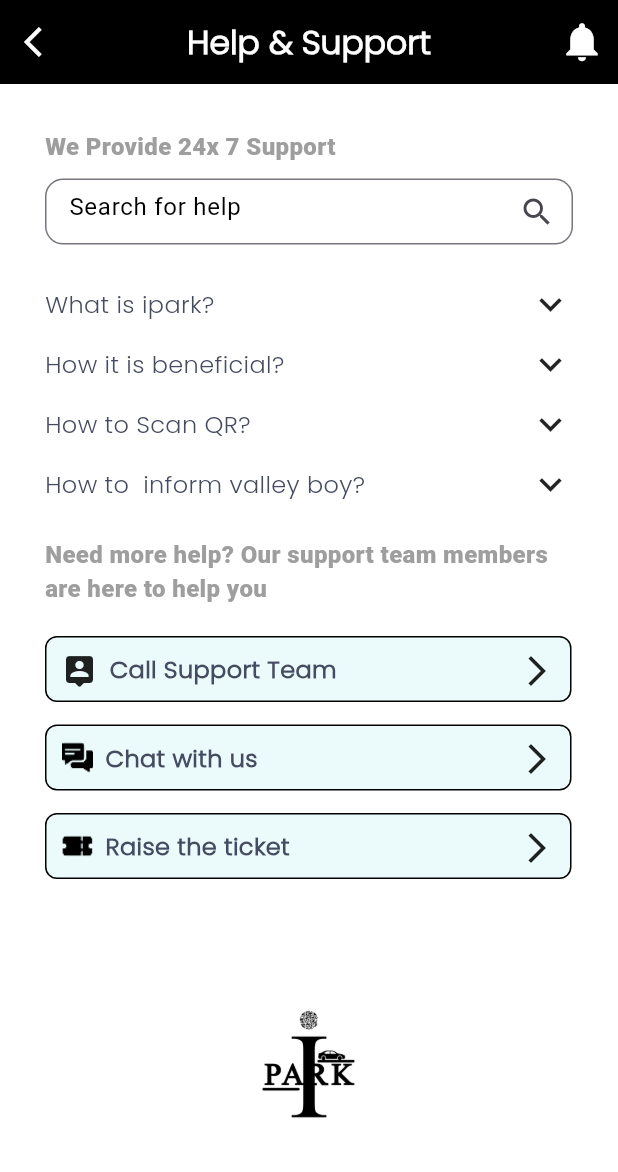
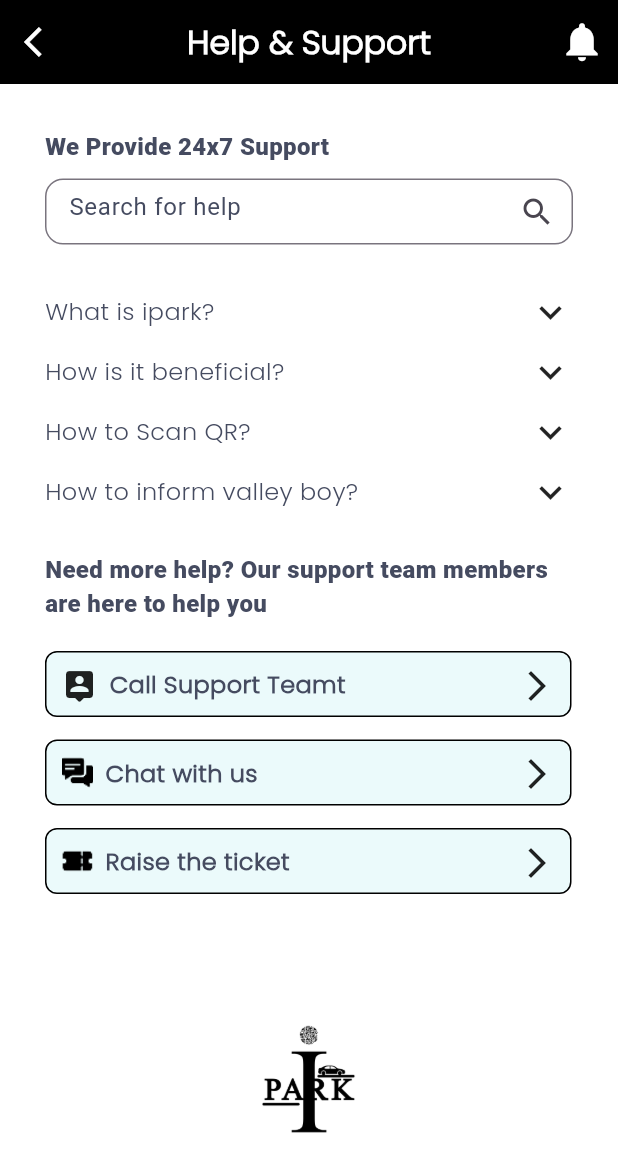
Before and after one commit to HBGadgets/I-park_flutterApp, a Flutter app: the HelpSupport screen opened directly, on a phone screen of 412 x 824 dp. Shown: the top 1172 px of the screen. Run offline on Flutter 3.47's test engine with Material 3 defaults, Android fonts, the phone set to English and light mode, and no system bars; our stand-ins replace shared_preferences; accounts and stored records are empty; Roboto replaces fonts that are missing (PoppinsBlack).

Commit message:
help and Support Constant

```diff
--- a/lib/view/constants/constant_colors.dart
+++ b/lib/view/constants/constant_colors.dart
@@ -83,6 +83,10 @@ class ConstantColors {
   static const Color totalCountColorText = Colors.grey;
   static const Color aboutUsDetails = Color(0xFF454B60);
   static const Color aboutUsIconColor = Colors.black;
+  static const Color supportContainerBorder = Colors.black;
+  static const Color supportContainer = Color(0xA3DFF7F9);
+
+
 
 
 
--- a/lib/view/constants/constant_images.dart
+++ b/lib/view/constants/constant_images.dart
@@ -12,5 +12,6 @@ class ConstantImages {
   static const facebook = "Facebook.png";
   static const twitter = "X.png";
   static const whatsapp = "Vector.png";
-
+  static const chat = "image 145.png";
+  static const ticket = "image 146.png";
 }
--- a/lib/view/constants/constant_integers.dart
+++ b/lib/view/constants/constant_integers.dart
@@ -1,5 +1,3 @@
-import 'package:flutter/cupertino.dart';
-
 class ConstantIntegers {
   static const double loginMarginLeft = 35.0;
   static const double loginMarginRight = 35.0;
@@ -101,7 +99,7 @@ class ConstantIntegers {
   static const double containerInitialPosition = 0.0;
   static const int sliderAnimationSecond = 1;
   static const double animationBegin = 0.0;
-  static const double animationEnd = 1.0;
+  static const double animationEnd = 20.0;
   static const double slidingContainerHeight = 80.0;
   static const double slidingContainerWidth = 290.0;
   static const double slidingContainerRadius = 40.0;
@@ -165,18 +163,15 @@ class ConstantIntegers {
   static const double vehicleNoTextFontSize = 16.0;
   static const double vehicleNoTextBelowSizedBoxWidth = 10.0;
   static const double vehicleNoHintTextFontSize = 16.0;
-  static const double vehicleNoHintTextBelowSizedBoxHeight= 16.0;
-  static const double addButtonAboveHeight= 28.0;
-  static const double addButtonAboveWidth= 107.0;
-  static const double addButtonEdgeCircular= 5.0;
+  static const double vehicleNoHintTextBelowSizedBoxHeight = 16.0;
+  static const double addButtonAboveHeight = 28.0;
+  static const double addButtonAboveWidth = 107.0;
+  static const double addButtonEdgeCircular = 5.0;
   static const double addButtonTextFontSize = 16.0;
   static const double totalCountTextFontSize = 16.0;
   static const double totalCountTextBelowSizedBoxHeight = 20.0;
   static const double vehicleNoHintTextAboveSizedBoxHeight = 20.0;
   static const double customerIDTextAboveSizedBoxHeight = 16.0;
-
-
-}
   static const double aboutUsPagePadding = 16.0;
   static const double detailAboutUsTextSize = 12.0;
   static const double aboutUsSizedBox = 20.0;
@@ -185,6 +180,42 @@ class ConstantIntegers {
   static const double bulletSpaceCircle = 8.0;
   static const double socialImageHeight = 40.0;
   static const double socialImageWidth = 40.0;
+  static const double mainContainerMargin = 30.0;
+  static const double headlineSearchSizedBox = 10.0;
+  static const double searchQuestionSizedBox = 25.0;
+  static const double questionHelpSizedBox = 20.0;
+  static const double helpSupportSpace = 15.0;
+  static const double imageSpacer = 60.0;
+  static const double headlineFontSize = 16.0;
+  static const double searchTextFieldHeight = 44.0;
+  static const double searchTextFieldWidth = 357.0;
+  static const double searchTextFieldRadius = 12.0;
+  static const double supportContainerPadding = 5.0;
+  static const double supportTextFont = 16.0;
+  static const double downArrow = 30.0;
+  static const double needMoreHelpFont = 16.0;
+  static const double helpContainerHeight = 44.0;
+  static const double helpContainerWidth = 351.0;
+  static const double helpContainerPadding = 10.0;
+  static const double helpContainerRadius = 8.0;
+  static const double helpContainerBorder = 1.0;
+  static const double helpContainerSizedBox = 8.0;
+  static const double helpContainerText = 16.0;
+  static const double helpSupportImageHeight = 145.0;
+  static const double helpSupportImageWidth = 145.0;
+
+
+
+
+
+
+
+
+
+
+
+
+
 
 
 
--- a/lib/view/constants/constant_variables.dart
+++ b/lib/view/constants/constant_variables.dart
@@ -84,12 +84,24 @@ class ConstantVariables {
   static const String whoWeAre = 'Who we are:';
   static const String whoWeAreDetails =
       'We are a team of innovators passionate about using technology to enhance everyday experiences. Our diverse team comes from backgrounds in hospitality, tech, and customer service, united by a shared vision to solve parking challenges for both businesses and travelers. We work hand-in-hand with hotels to provide top-notch valet services and offer guests an easy, efficient way to schedule parking and retrieve their vehicles—all through a simple, user-friendly app.';
-  static const String contactUs =  'Contact Us:';
-  static const String question =  'Have questions or need assistance? We’re here to help!.';
-  static const String emailDetail =  'Email: support@ipark.com';
-  static const String phoneDetail =  'Phone: (555) 123-4567';
-  static const String websiteDetail =   'Website: www.ipark.com';
-  static const String socialDetail =   'Social Media: @iParkApp';
+  static const String contactUs = 'Contact Us:';
+  static const String question =
+      'Have questions or need assistance? We’re here to help!.';
+  static const String emailDetail = 'Email: support@ipark.com';
+  static const String phoneDetail = 'Phone: (555) 123-4567';
+  static const String websiteDetail = 'Website: www.ipark.com';
+  static const String socialDetail = 'Social Media: @iParkApp';
+  static const String helpSupport = "Help & Support";
+  static const String callSupport = "Call Support Teamt";
+  static const String chatUs = "Chat with us";
+  static const String ticketRaise = "Raise the ticket";
+  static const String provideSupport = "We Provide 24x7 Support";
+  static const String searchHelp = "Search for help";
+  static const String what =  "What is ipark?";
+  static const String beneficial ="How is it beneficial?";
+  static const String scanToScan = "How to Scan QR?";
+  static const String inform = "How to inform valley boy?";
+  static const String needMoreHelp = "Need more help? Our support team members are here to help you";
 
 
 
--- a/lib/view/ui/help_support.dart
+++ b/lib/view/ui/help_support.dart
@@ -1,5 +1,7 @@
 import 'package:flutter/material.dart';
-
+import 'package:hb/view/constants/constant_colors.dart';
+import 'package:hb/view/constants/constant_images.dart';
+import '../constants/constant_integers.dart';
 import '../constants/constant_variables.dart';
 
 class HelpSupport extends StatelessWidget {
@@ -8,246 +10,202 @@ class HelpSupport extends StatelessWidget {
   @override
   Widget build(BuildContext context) {
     return Scaffold(
-      backgroundColor: Colors.white,
+      backgroundColor: ConstantColors.defaultDashBoardColour,
       appBar: AppBar(
         leading: IconButton(
-          icon: Icon(Icons.arrow_back_ios, color: Colors.white),
+          icon: Icon(
+            Icons.arrow_back_ios,
+            color: ConstantColors.arrowBackColor,
+          ),
           onPressed: () {
             Navigator.pop(context);
           },
         ),
         title: Text(
-          'Help & Support',
+          ConstantVariables.helpSupport,
           style: TextStyle(
-            color: Colors.white,
+            color: ConstantColors.appBarTitlesColor,
             fontFamily: ConstantVariables.fontFamilyPoppins,
             fontWeight: FontWeight.bold,
           ),
         ),
         centerTitle: true,
-        backgroundColor: Colors.black,
+        backgroundColor: ConstantColors.appTabBarBackgroundColor,
         actions: [
           IconButton(
-            icon: Icon(Icons.notifications, color: Colors.white, size: 31),
+            icon: Icon(
+              Icons.notifications,
+              color: ConstantColors.notificationIconColor,
+              size: ConstantIntegers.notificationSize,
+            ),
             onPressed: () {},
           ),
         ],
       ),
       body: Container(
-        margin: EdgeInsets.all(30),
+        color: ConstantColors.defaultDashBoardColour,
+        margin: EdgeInsets.all(ConstantIntegers.mainContainerMargin),
         child: SingleChildScrollView(
           child: Column(
             crossAxisAlignment: CrossAxisAlignment.start,
             children: [
-              Text(
-                "We Provide 24x 7 Support",
+              headline(),
+              SizedBox(height: ConstantIntegers.headlineSearchSizedBox),
+              searchField(),
+              SizedBox(height: ConstantIntegers.searchQuestionSizedBox),
+              questionSection(),
+              SizedBox(height: ConstantIntegers.questionHelpSizedBox),
+              helpMessage(),
+              SizedBox(height: ConstantIntegers.questionHelpSizedBox),
+              helpButton(
+                ConstantVariables.callSupport,
+                Icons.person_pin_rounded,
+              ),
+              SizedBox(height: ConstantIntegers.helpSupportSpace),
+              helpButton(
+                ConstantVariables.chatUs,
+                ConstantImages.assetImages + ConstantImages.chat,
+              ),
+              SizedBox(height: ConstantIntegers.helpSupportSpace),
+              helpButton(
+                ConstantVariables.ticketRaise,
+                ConstantImages.assetImages + ConstantImages.ticket,
+              ),
+              SizedBox(height: ConstantIntegers.imageSpacer),
+              helpImage(),
+            ],
+          ),
+        ),
+      ),
+    );
+  }
+
+  Widget headline() {
+    return Text(
+      ConstantVariables.provideSupport,
       style: TextStyle(
-                  fontSize: 16,
+        fontSize: ConstantIntegers.headlineFontSize,
         fontWeight: FontWeight.w900,
         fontFamily: ConstantVariables.fontFamilyPoppinsBlack,
-                  color: Colors.grey,
+        color: ConstantColors.aboutUsDetails,
       ),
-              ),
-              SizedBox(height: 10),
-              SizedBox(
-                height: 44,
-                width: 357,
+    );
+  }
+
+  Widget searchField() {
+    return SizedBox(
+      height: ConstantIntegers.searchTextFieldHeight,
+      width: ConstantIntegers.searchTextFieldWidth,
       child: TextField(
         decoration: InputDecoration(
           border: OutlineInputBorder(
-                      borderRadius: BorderRadius.circular(12),
+            borderRadius: BorderRadius.circular(
+              ConstantIntegers.searchTextFieldRadius,
             ),
-                    hintText: "Search for help",
-                    hintStyle: TextStyle(color: Colors.black),
+          ),
+          hintText: ConstantVariables.searchHelp,
+          hintStyle: TextStyle(color: ConstantColors.aboutUsDetails),
           suffixIcon: Icon(Icons.search),
         ),
       ),
+    );
+  }
+
+  Widget questionSection() {
+    final faqs = [
+      ConstantVariables.what,
+      ConstantVariables.beneficial,
+      ConstantVariables.scanToScan,
+      ConstantVariables.inform,
+    ];
+
+    return Column(
+      children:
+          faqs.map((faq) {
+            return Padding(
+              padding: const EdgeInsets.symmetric(
+                vertical: ConstantIntegers.supportContainerPadding,
               ),
-              SizedBox(height: 25),
-              Row(
+              child: Row(
                 mainAxisAlignment: MainAxisAlignment.spaceBetween,
                 children: [
                   Text(
-                    "What is ipark?",
+                    faq,
                     style: TextStyle(
-                      fontSize: 16,
+                      fontSize: ConstantIntegers.supportTextFont,
                       fontFamily: ConstantVariables.fontFamilyPoppins,
-                      color: Color(0xFF454B60),
+                      color: ConstantColors.aboutUsDetails,
                     ),
                   ),
-                  Icon(Icons.keyboard_arrow_down_outlined, size: 30),
+                  Icon(
+                    Icons.keyboard_arrow_down_outlined,
+                    size: ConstantIntegers.downArrow,
+                  ),
                 ],
               ),
-              SizedBox(height: 10),
-              Row(
-                mainAxisAlignment: MainAxisAlignment.spaceBetween,
-                children: [
-                  Text(
-                    "How it is beneficial? ",
+            );
+          }).toList(),
+    );
+  }
+
+  Widget helpMessage() {
+    return Text(
+      ConstantVariables.needMoreHelp,
       style: TextStyle(
-                      fontSize: 16,
-                      fontFamily: ConstantVariables.fontFamilyPoppins,
-                      color: Color(0xFF454B60),
-                    ),
-                  ),
-                  Icon(Icons.keyboard_arrow_down_outlined, size: 30),
-                ],
-              ),
-              SizedBox(height: 10),
-              Row(
-                mainAxisAlignment: MainAxisAlignment.spaceBetween,
-                children: [
-                  Text(
-                    "How to Scan QR?",
-                    style: TextStyle(
-                      fontSize: 16,
-                      fontFamily: ConstantVariables.fontFamilyPoppins,
-                      color: Color(0xFF454B60),
-                    ),
-                  ),
-                  Icon(Icons.keyboard_arrow_down_outlined, size: 30),
-                ],
-              ),
-              SizedBox(height: 10),
-              Row(
-                mainAxisAlignment: MainAxisAlignment.spaceBetween,
-                children: [
-                  Text(
-                    "How to  inform valley boy?",
-                    style: TextStyle(
-                      fontSize: 16,
-                      fontFamily: ConstantVariables.fontFamilyPoppins,
-                      color: Color(0xFF454B60),
-                    ),
-                  ),
-                  Icon(Icons.keyboard_arrow_down_outlined, size: 30),
-                ],
-              ),
-              SizedBox(height: 20),
-              Text(
-                "Need more help? Our support team members are here to help you",
-                maxLines: 2,
-                style: TextStyle(
-                  fontSize: 16,
+        fontSize: ConstantIntegers.needMoreHelpFont,
         fontWeight: FontWeight.w900,
         fontFamily: ConstantVariables.fontFamilyPoppinsBlack,
-                  color: Colors.grey,
+        color: ConstantColors.aboutUsDetails,
       ),
+    );
+  }
+
+  Widget helpButton(String title, dynamic icon) {
+    return Container(
+      height: ConstantIntegers.helpContainerHeight,
+      width: ConstantIntegers.helpContainerWidth,
+      padding: EdgeInsets.all(ConstantIntegers.helpContainerPadding),
+      decoration: BoxDecoration(
+        color: ConstantColors.supportContainer,
+        borderRadius: BorderRadius.circular(
+          ConstantIntegers.helpContainerRadius,
         ),
-              SizedBox(height: 20),
-              Container(
-                height: 44,
-                width: 351,
-                padding: EdgeInsets.all(10),
-                decoration: BoxDecoration(
-                  color: Color(0xA3DFF7F9),
-                  borderRadius: BorderRadius.circular(8),
-                  border: Border.all(color: Colors.black, width: 1),
+        border: Border.all(
+          color: ConstantColors.supportContainerBorder,
+          width: ConstantIntegers.helpContainerBorder,
+        ),
       ),
       child: Row(
         mainAxisAlignment: MainAxisAlignment.spaceBetween,
         children: [
           Row(
             children: [
-                        Icon(Icons.person_pin_rounded),
-                        SizedBox(width: 8),
+              icon is String ? Image.asset(icon) : Icon(icon),
+              SizedBox(width: ConstantIntegers.helpContainerSizedBox),
               Text(
-                          "Call Support Team",
+                title,
                 style: TextStyle(
-                            fontSize: 16,
+                  fontSize: ConstantIntegers.helpContainerText,
                   fontFamily: ConstantVariables.fontFamilyPoppins,
                   fontWeight: FontWeight.bold,
-                            color: Color(0xFF454B60),
+                  color: ConstantColors.aboutUsDetails,
                 ),
               ),
             ],
           ),
-
           Icon(Icons.arrow_forward_ios),
         ],
       ),
-              ),
-              SizedBox(height: 15),
-              Container(
-                height: 44,
-                width: 351,
-                padding: EdgeInsets.all(10),
-                decoration: BoxDecoration(
-                  color: Color(0xA3DFF7F9),
-                  borderRadius: BorderRadius.circular(8),
-                  border: Border.all(color: Colors.black, width: 1),
-                ),
-                child: Row(
-                  mainAxisAlignment: MainAxisAlignment.spaceBetween,
-                  children: [
-                    Row(
-                      children: [
-                        Image.asset("assets/images/image 145.png"),
-                        SizedBox(width: 8),
-                        Text(
-                          "Chat with us",
-                          style: TextStyle(
-                            fontSize: 16,
-                            fontFamily: ConstantVariables.fontFamilyPoppins,
-                            fontWeight: FontWeight.bold,
-                            color: Color(0xFF454B60),
-                          ),
-                        ),
-                      ],
-                    ),
+    );
+  }
 
-                    Icon(Icons.arrow_forward_ios),
-                  ],
-                ),
-              ),
-              SizedBox(height: 15),
-              Container(
-                height: 44,
-                width: 351,
-                padding: EdgeInsets.all(10),
-                decoration: BoxDecoration(
-                  color: Color(0xA3DFF7F9),
-                  borderRadius: BorderRadius.circular(8),
-                  border: Border.all(color: Colors.black, width: 1),
-                ),
-                child: Row(
-                  mainAxisAlignment: MainAxisAlignment.spaceBetween,
-                  children: [
-                    Row(
-                      children: [
-                        Image.asset("assets/images/image 146.png"),
-                        SizedBox(width: 8),
-                        Text(
-                          "Raise the ticket ",
-                          style: TextStyle(
-                            fontSize: 16,
-                            fontFamily: ConstantVariables.fontFamilyPoppins,
-                            fontWeight: FontWeight.bold,
-                            color: Color(0xFF454B60),
-                          ),
-                        ),
-                      ],
-                    ),
-
-                    Icon(Icons.arrow_forward_ios),
-                  ],
-                ),
-              ),
-              SizedBox(height: 60),
-              Row(
-                mainAxisAlignment: MainAxisAlignment.center,
-                children: [
-                  Image.asset(
-                    "assets/images/plane white.png",
-                    color: Colors.black,
-                    height: 145,
-                    width: 145,
-                  ),
-                ],
-              ),
-            ],
-          ),
-        ),
+  Widget helpImage() {
+    return Center(
+      child: Image.asset(
+        ConstantImages.assetImages + ConstantImages.iParkLogo,
+        color: ConstantColors.loginLogoColor,
+        height: ConstantIntegers.helpSupportImageHeight,
+        width: ConstantIntegers.helpSupportImageWidth,
       ),
     );
   }
--- a/lib/view/ui/home.dart
+++ b/lib/view/ui/home.dart
@@ -99,6 +99,7 @@ class HomeScreen extends State<HomePage> {
                   onTap: onTabChanged,
                   indicatorColor: ConstantColors.tabBarIndicatorColor,
                   labelColor: ConstantColors.tabBarLabelColor,
+                  dividerColor: Colors.black,
                   unselectedLabelColor: ConstantColors.unSelectedLabelColor,
                   tabs: [homeTab(), chatTab(), historyTab(), profileTab()],
                 ),
--- a/lib/view/ui/splashscreen.dart
+++ b/lib/view/ui/splashscreen.dart
@@ -22,14 +22,11 @@ class SplashPageScreen extends State<SplashPage>
   void initState() {
     super.initState();
     controller = AnimationController(
-      duration: const Duration(seconds: ConstantIntegers.sliderAnimationSecond),
+      duration: const Duration(seconds: 1),
       vsync: this,
-    )..repeat(reverse: true);
+    )..repeat();
 
-    animation = Tween<double>(
-      begin: ConstantIntegers.animationBegin,
-      end: ConstantIntegers.animationEnd,
-    ).animate(controller);
+    animation = Tween<double>(begin: 0.0, end: 1.0).animate(controller);
   }
 
   @override
@@ -39,13 +36,9 @@ class SplashPageScreen extends State<SplashPage>
   }
 
   void navigateToNextPage() {
-    setState(() {
-      containerPosition = ConstantIntegers.containerInitialPosition;
-    });
-
-    Navigator.of(
-      context,
-    ).push(MaterialPageRoute(builder: (context) => const LoginPage()));
+    Navigator.of(context).pushReplacement(
+      MaterialPageRoute(builder: (context) => const LoginPage()),
+    );
   }
 
   @override
@@ -116,14 +109,12 @@ class SplashPageScreen extends State<SplashPage>
           alignment: Alignment.center,
           children: [
             AnimatedPositioned(
-              duration: const Duration(
-                milliseconds: ConstantIntegers.movingMilliseconds,
-              ),
+              duration: const Duration(milliseconds: 150),
               left: containerPosition,
               child: GestureDetector(
                 onPanUpdate: (details) {
                   setState(() {
-                    containerPosition += details.delta.dx;
+                    containerPosition += details.delta.dx * 2;
                     containerPosition = containerPosition.clamp(
                       ConstantIntegers.containerPositionStart,
                       ConstantIntegers.containerPositionEnd,
@@ -180,15 +171,11 @@ class SplashPageScreen extends State<SplashPage>
                           return LinearGradient(
                             colors: [Colors.white, Colors.grey.shade900],
                             begin: Alignment(
-                              -1 +
-                                  animation.value *
-                                      ConstantIntegers.animationValueBegin1,
+                              -1 + animation.value * 1,
                               ConstantIntegers.animationValueBegin2,
                             ),
                             end: Alignment(
-                              1 +
-                                  animation.value *
-                                      ConstantIntegers.animationValueEnd1,
+                              1 + animation.value * 1,
                               ConstantIntegers.animationValueEnd2,
                             ),
                           ).createShader(bounds);
@@ -199,7 +186,7 @@ class SplashPageScreen extends State<SplashPage>
                             color: Colors.white,
                             fontSize: ConstantIntegers.forwardFontSize,
                             letterSpacing:
-                            ConstantIntegers.forwardLetterSpacing,
+                                ConstantIntegers.forwardLetterSpacing,
                           ),
                         ),
                       );
```
Lines whose indentation alone changed are shown as unchanged.
